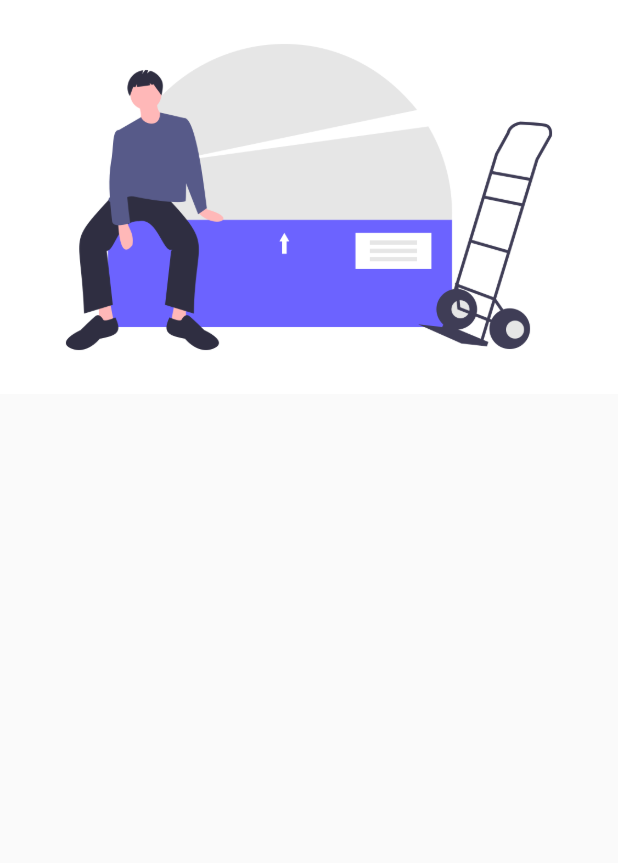
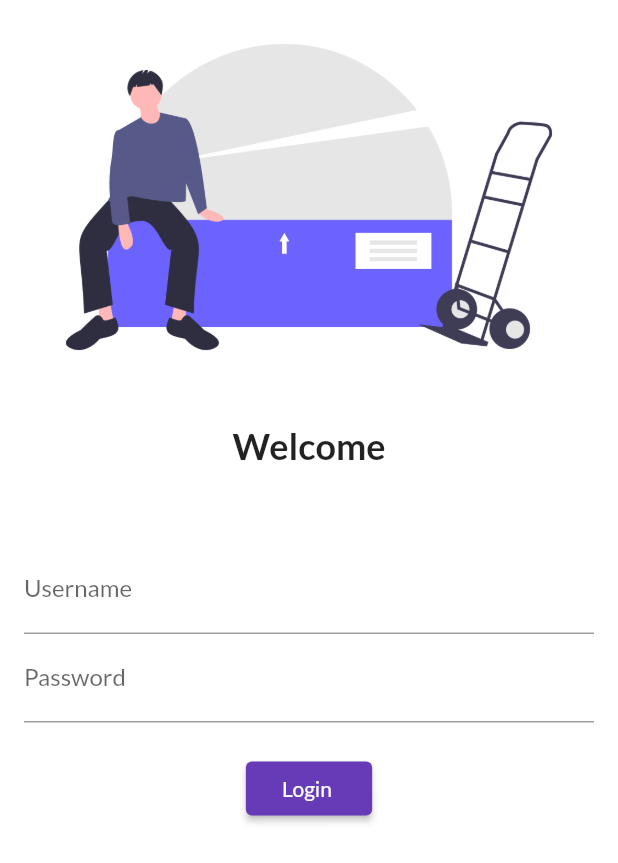
Before and after one commit to FoxxPratikSau/learning-flutter, a Flutter app: the screen it shows after launch, on a phone screen of 412 x 824 dp. Shown: the top 863 px of the screen. Run offline on Flutter 3.47's test engine with Material 2 defaults, Android fonts, the phone set to English and light mode, and no system bars; our stand-ins replace google_fonts.

Commit message:
day 4 done

```diff
--- a/flutter_application_1/lib/Pages/login_page.dart
+++ b/flutter_application_1/lib/Pages/login_page.dart
@@ -1,3 +1,4 @@
+import 'package:flutter/cupertino.dart';
 import 'package:flutter/material.dart';
 
 class LoginPage extends StatelessWidget {
@@ -6,9 +7,50 @@ class LoginPage extends StatelessWidget {
   @override
   Widget build(BuildContext context) {
     return Material(
+      color: Colors.white,
       child: Column(
         children: [
-          Image.asset("assets/images/undraw_heavy_box_agqi.png"),
+          Image.asset("assets/images/undraw_heavy_box_agqi.png",
+          fit: BoxFit.cover,
+          ),
+          SizedBox(height: 20.0,
+          ),
+
+          Text("Welcome",style: TextStyle(
+           fontSize: 24,
+           fontWeight: FontWeight.bold,
+          ),
+          ),
+
+          SizedBox(height: 20.0,
+          ),
+          Padding(
+            padding: const EdgeInsets.symmetric(vertical: 32.0, horizontal: 16.0,),//use .all for all direction
+            child: Column(children: [
+              TextFormField(
+              decoration: InputDecoration(
+                hintText: "Enter Username",
+                labelText: "Username",
+              ),
+            ),
+            TextFormField(
+              obscureText: true, // to make * in pass word field
+              decoration: InputDecoration(
+                hintText: "Enter Password",
+                labelText: "Password",
+              ),
+            ),
+            SizedBox(height: 20.0,
+            ),
+            ElevatedButton(
+              child: Text("   Login    "),
+              style: TextButton.styleFrom(),
+              onPressed: (){
+                  print("hello");
+              },
+              ),
+            ],),
+          )
         ],
       )
     );
--- a/flutter_application_1/lib/main.dart
+++ b/flutter_application_1/lib/main.dart
@@ -1,6 +1,7 @@
 import 'package:flutter/material.dart';
 import 'package:flutter_application_1/Pages/home_page.dart';
 import 'package:flutter_application_1/Pages/login_page.dart';
+import 'package:google_fonts/google_fonts.dart';
 void main(){
   runApp(Myapp());
 }
@@ -14,7 +15,11 @@ class Myapp extends StatelessWidget {
 
     return MaterialApp(
       themeMode: ThemeMode.light,
-      theme: ThemeData(primarySwatch: Colors.deepPurple,),
+      theme: ThemeData(
+        primarySwatch: Colors.deepPurple,
+        fontFamily: GoogleFonts.lato().fontFamily,
+        primaryTextTheme: GoogleFonts.latoTextTheme()
+        ),
       darkTheme: ThemeData(brightness: Brightness.dark
       ),
       initialRoute: "/login",
--- a/flutter_application_1/pubspec.yaml
+++ b/flutter_application_1/pubspec.yaml
@@ -33,6 +33,7 @@ dependencies:
   # The following adds the Cupertino Icons font to your application.
   # Use with the CupertinoIcons class for iOS style icons.
   cupertino_icons: ^1.0.2
+  google_fonts: ^2.3.2
 
 dev_dependencies:
   flutter_test:
```
Also changed, not shown: flutter_application_1/pubspec.lock.
